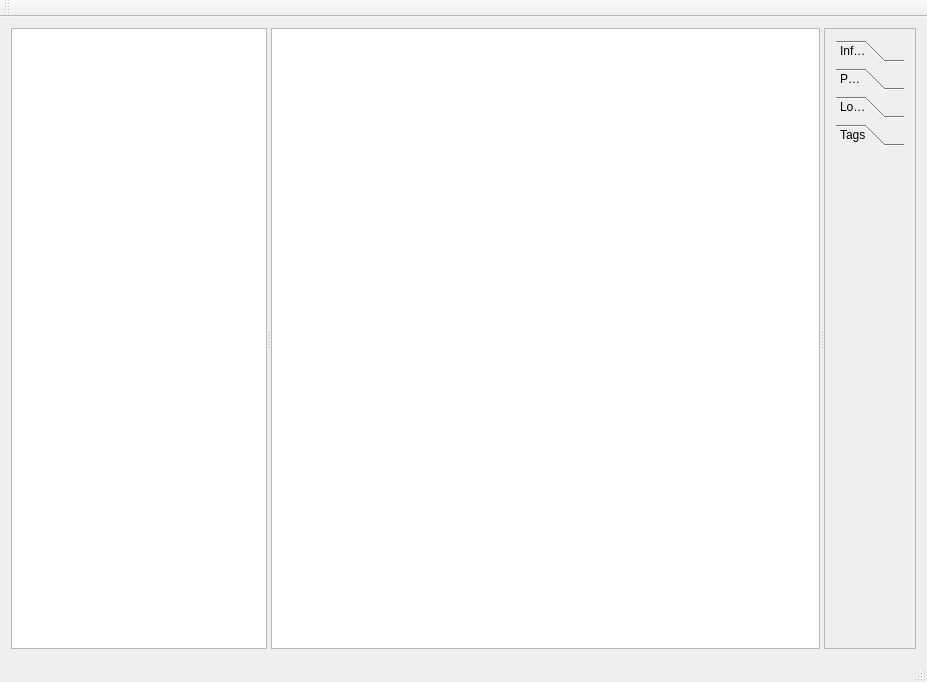
This is cmainwindow.ui in birkeh/pictureLibrary as Qt 5 draws it before an edit. The edited form follows.
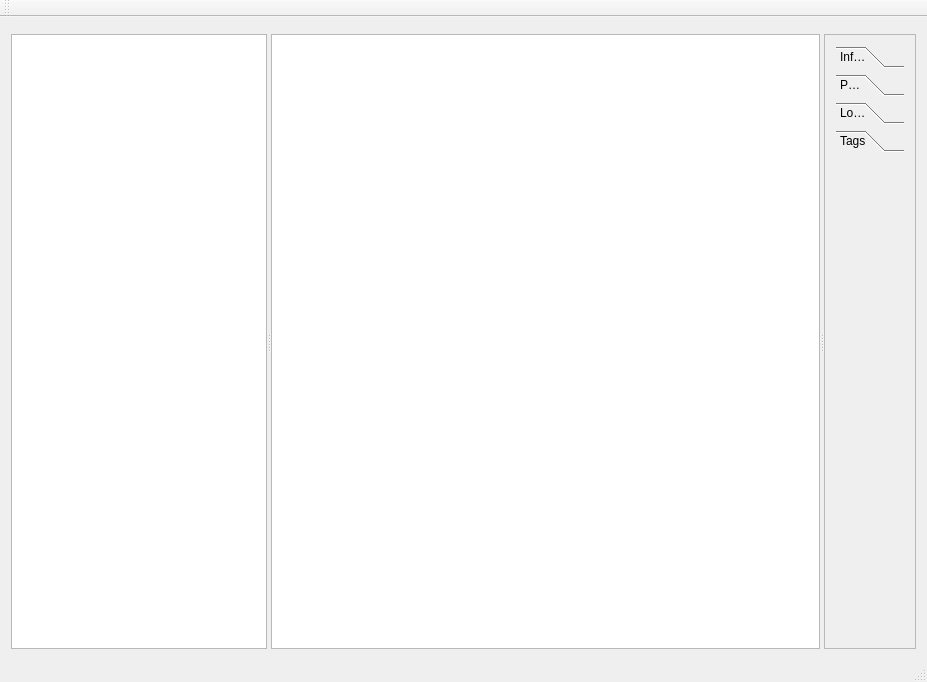
This is the edited form. Custom widgets are drawn as their Qt base class.

```diff
--- a/cmainwindow.ui
+++ b/cmainwindow.ui
@@ -15,7 +15,9 @@
   </property>
   <widget class="QWidget" name="centralWidget">
    <layout class="QGridLayout" name="gridLayout_2">
-    <item row="0" column="0">
+    <item row="1" column="0">
+     <layout class="QVBoxLayout" name="verticalLayout" stretch="1">
+      <item>
      <widget class="QSplitter" name="m_lpSplitter">
       <property name="orientation">
        <enum>Qt::Horizontal</enum>
@@ -100,7 +102,7 @@
           <x>0</x>
           <y>0</y>
           <width>87</width>
-          <height>609</height>
+            <height>591</height>
          </rect>
         </property>
         <layout class="QGridLayout" name="gridLayout">
@@ -154,7 +156,7 @@
               <x>0</x>
               <y>0</y>
               <width>69</width>
-              <height>483</height>
+                <height>465</height>
              </rect>
             </property>
             <attribute name="label">
@@ -169,6 +171,11 @@
      </widget>
     </item>
    </layout>
+    </item>
+    <item row="0" column="0">
+     <widget class="cSpoiler" name="m_lpSpoiler" native="true"/>
+    </item>
+   </layout>
   </widget>
   <widget class="QMenuBar" name="m_lpMenuBar">
    <property name="geometry">
@@ -221,6 +228,12 @@
    <header>ctoolboxtag.h</header>
    <container>1</container>
   </customwidget>
+  <customwidget>
+   <class>cSpoiler</class>
+   <extends>QWidget</extends>
+   <header>cspoiler.h</header>
+   <container>1</container>
+  </customwidget>
  </customwidgets>
  <resources/>
  <connections/>
```
Left out of the diff: 6 changed lines with no effect on the pictures. Lines whose indentation alone changed are shown as unchanged.
